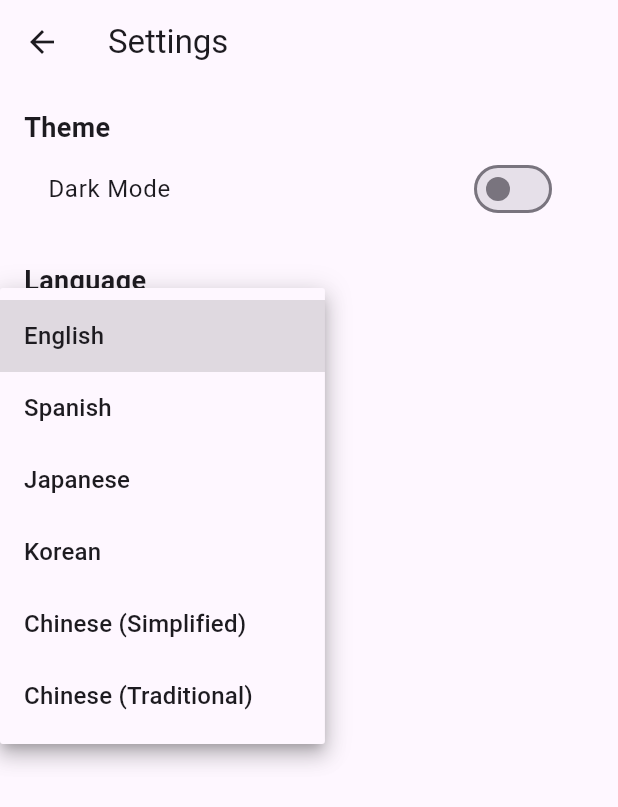
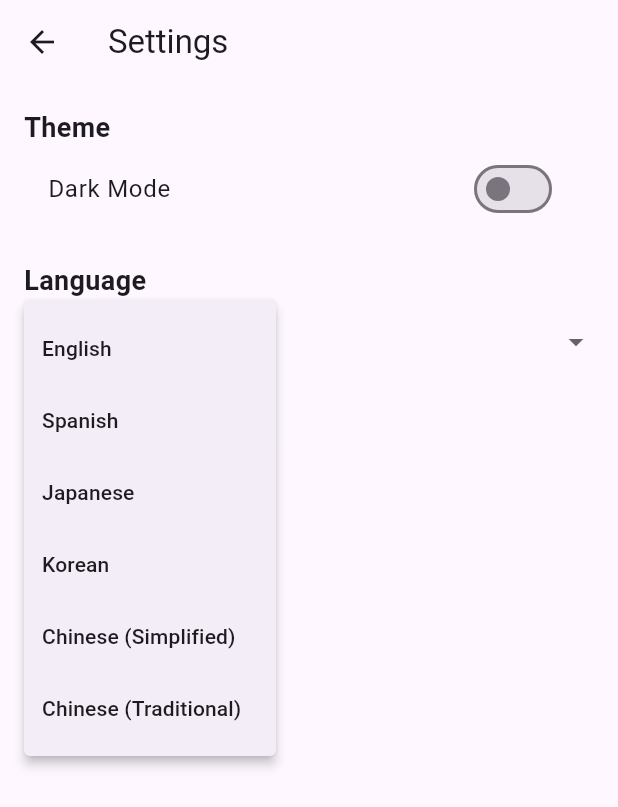
Before and after one commit to tsangthomas/defi-staking-toolbox-pro, a Flutter app: the SettingsScreen screen opened directly, after a tap on "English", on a phone screen of 412 x 824 dp. Shown: the top 807 px of the screen. Run offline on Flutter 3.47's test engine with Material 3 defaults, Android fonts, the phone set to English and light mode, and no system bars; our stand-ins replace firebase_core, hive, hive_flutter, shared_preferences; accounts and stored records are empty.

Commit message:
feat: Implement language selection and fix UI issues

```diff
--- a/lib/screens/settings_screen.dart
+++ b/lib/screens/settings_screen.dart
@@ -35,19 +35,30 @@
               AppLocalizations.of(context)?.language ?? 'Language',
               style: TextStyle(fontSize: 18, fontWeight: FontWeight.bold),
             ),
-            DropdownButton<Locale>(
-              value: languageProvider.appLocale,
-              onChanged: (Locale? newLocale) {
-                if (newLocale != null) {
-                  languageProvider.changeLanguage(newLocale);
-                }
+            PopupMenuButton<Locale>(
+              onSelected: (Locale newLocale) {
+                languageProvider.changeLanguage(newLocale);
               },
-              items: AppLocalizations.supportedLocales.where((locale) => locale.languageCode != 'zh' || locale.countryCode != null).map((locale) {
-                return DropdownMenuItem<Locale>(
-                  value: locale,
-                  child: Text(languageProvider.getLanguageName(context, locale.toString())),
-                );
-              }).toList(),
+              itemBuilder: (BuildContext context) {
+                return AppLocalizations.supportedLocales
+                    .where((locale) =>
+                        locale.languageCode != 'zh' || locale.countryCode != null)
+                    .map((locale) {
+                  return PopupMenuItem<Locale>(
+                    value: locale,
+                    child: Text(
+                        languageProvider.getLanguageName(context, locale.toString())),
+                  );
+                }).toList();
+              },
+              child: ListTile(
+                title: Text(
+                  languageProvider.getLanguageName(
+                      context, languageProvider.appLocale.toString()),
+                ),
+                trailing: Icon(Icons.arrow_drop_down, color: Theme.of(context).hintColor),
+                contentPadding: EdgeInsets.zero,
+              ),
             ),
           ],
         ),
```
Also changed, not shown: lib/main.dart (+8 -0 lines), lib/models/crypto_holding.dart (added, +21 -0 lines), lib/models/staking_program.dart (added, +29 -0 lines), lib/services/hive_service.dart (added, +43 -0 lines), pubspec.yaml (+7 -1 lines), lib/models/crypto_holding.g.dart (added), lib/models/staking_program.g.dart (added), 2 other files.
